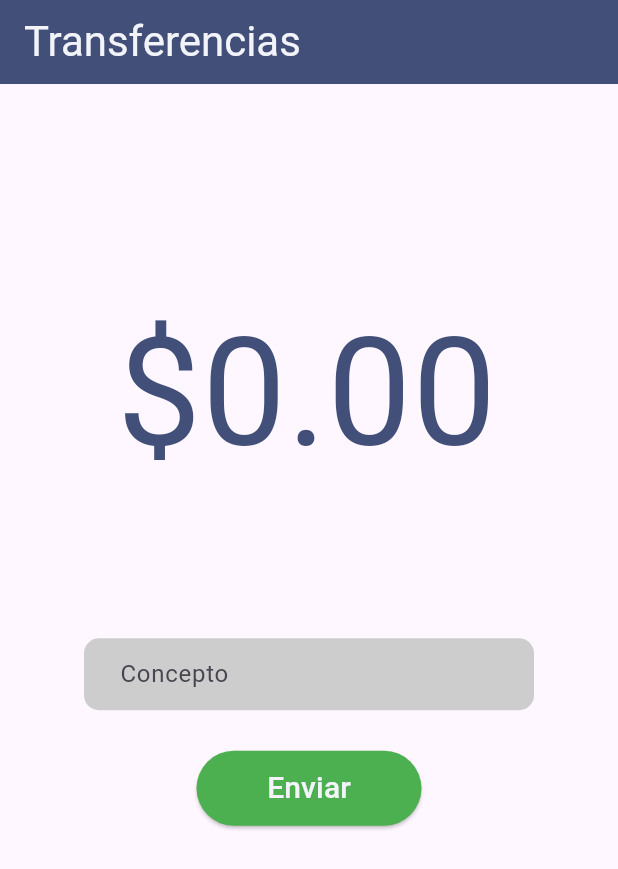
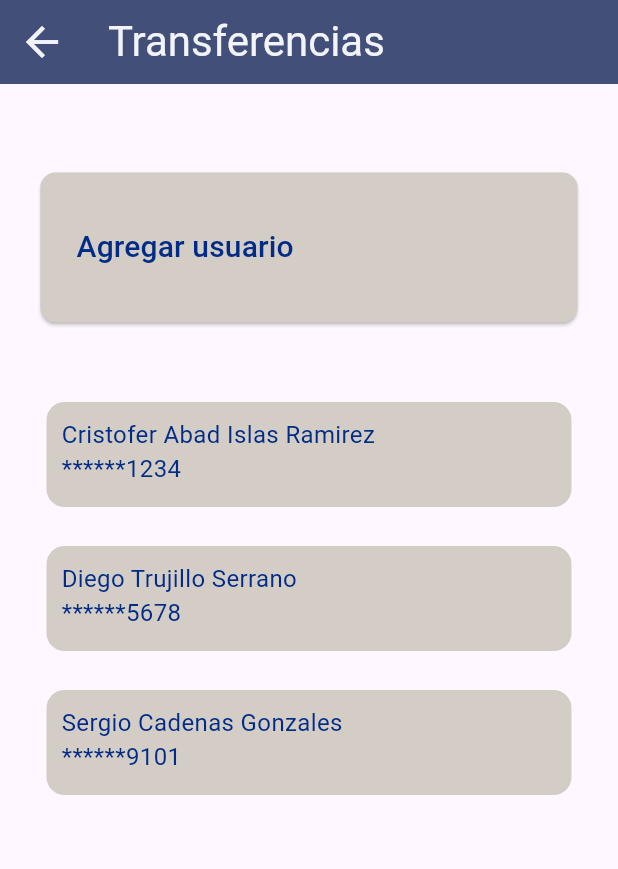
Before and after one commit to BrandonLopezDiaz/safesuit_bank-1, a Flutter app: the HomeView screen opened directly, in the side drawer, after a tap on "Transferencias", on a phone screen of 412 x 824 dp. Shown: the top 869 px of the screen. Run offline on Flutter 3.47's test engine with Material 3 defaults, Android fonts, the phone set to English and light mode, and no system bars; our stand-ins replace local_auth.

Commit message:
ventanas trasnferencia/ falta agregar

```diff
--- /dev/null
+++ b/lib/core/presentation/screers/TransSelecionUser.dart
@@ -0,0 +1,160 @@
+import 'package:flutter/material.dart';
+import 'package:safesuit_bank/core/presentation/screers/home.dart';
+import 'package:safesuit_bank/core/presentation/screers/TransMonto.dart';
+
+class TransUser extends StatelessWidget {
+  const TransUser({super.key});
+
+  @override
+  Widget build(BuildContext context) {
+    return MaterialApp(
+      title: 'Transferencias',
+      theme: ThemeData(
+        primarySwatch: Colors.blue,
+        visualDensity: VisualDensity.adaptivePlatformDensity,
+      ),
+      home: const TransferenciasPage(),
+    );
+  }
+}
+
+class TransferenciasPage extends StatefulWidget {
+  const TransferenciasPage({super.key});
+
+  @override
+  // ignore: library_private_types_in_public_api
+  _TransferenciasPageState createState() => _TransferenciasPageState();
+}
+
+class _TransferenciasPageState extends State<TransferenciasPage> {
+  TextEditingController cantidadController = TextEditingController(text: '\$0.00');
+  String usuarioSeleccionado = ''; // Variable para almacenar el nombre del usuario seleccionado
+  int numSecciones = 3; // Definición de la variable numSecciones
+
+  @override
+  Widget build(BuildContext context) {
+    return Scaffold(
+      appBar: AppBar(
+        title: const Text(
+          'Transferencias',
+          textAlign: TextAlign.center,
+          style: TextStyle(
+            fontSize: 28,
+            color: Color.fromARGB(255, 242, 244, 250)
+          ),
+        ),
+        backgroundColor: const Color.fromARGB(255, 66, 79, 120),
+        leading: GestureDetector(
+          onTap: (){
+            Navigator.push(context, MaterialPageRoute(builder: (context) => HomeView()));
+          },
+          child: const Icon(
+            Icons.arrow_back,
+            color: Color.fromARGB(255, 242, 244, 250),
+            size: 32,
+          ),
+        ),
+      ),
+      body: Center(
+
+        child: Column(
+          mainAxisAlignment: MainAxisAlignment.start,
+          crossAxisAlignment: CrossAxisAlignment.center,
+          children: <Widget>[
+            const SizedBox(height: 59.0),
+            ElevatedButton(
+
+            onPressed: () {
+              // Lógica para agregar un nuevo usuario si es necesario
+            },
+            style: ElevatedButton.styleFrom(
+              foregroundColor: const Color.fromARGB(255, 0, 43, 135),
+              backgroundColor: const Color.fromARGB(255, 212, 205, 197),
+              minimumSize: const Size(358, 100),
+              shape: RoundedRectangleBorder(
+                borderRadius: BorderRadius.circular(10.0),
+              ),
+              alignment: Alignment.centerLeft, // Alinea el texto a la izquierda
+            ),
+            child: Text(
+              'Agregar usuario',
+              style: TextStyle(fontSize: 20),
+            ),
+          ),
+
+          const SizedBox(height: 50.0),
+
+
+            Column(
+              mainAxisAlignment: MainAxisAlignment.start,
+              crossAxisAlignment: CrossAxisAlignment.start,
+              children: List.generate(
+                numSecciones,
+                (index) {
+                  List<Map<String, dynamic>> datos = [
+                    {"nombre": "Cristofer Abad Islas Ramirez", "numero": "******1234"},
+                    {"nombre": "Diego Trujillo Serrano", "numero": "******5678"},
+                    {"nombre": "Sergio Cadenas Gonzales", "numero": "******9101"},
+                  ];
+
+                  return Column(
+                    children: [
+                      GestureDetector(
+                        onTap: () {
+                          setState(() {
+                            usuarioSeleccionado = datos[index]["nombre"]; // Guarda el nombre del usuario seleccionado
+                          });
+                          // Navega a la siguiente ventana sin mostrar el usuario seleccionado en la pantalla actual
+                          Navigator.push(context, MaterialPageRoute(builder: (context) => TransMont()));
+                        },
+                        child: Container(
+                          width: 350,
+                          height: 70,
+                          decoration: BoxDecoration(
+                            color: Color.fromARGB(255, 212, 205, 197),
+                            borderRadius: BorderRadius.circular(12.0),
+                          ),
+                          margin: const EdgeInsets.all(3),
+                          child: Padding(
+                            padding: const EdgeInsets.all(10.0),
+                            child: Text(
+                              '${datos[index]["nombre"]}\n${datos[index]["numero"]}',
+                              textAlign: TextAlign.left,
+                              maxLines: 2,
+                              overflow: TextOverflow.ellipsis,
+                              style: const TextStyle(fontSize: 16, color: Color.fromARGB(255, 0, 43, 135)),
+                            ),
+                          ),
+                        ),
+                      ),
+                      SizedBox(height: 20), // Separación entre cada cuadro
+                    ],
+                  );
+                },
+              ),
+            ),
+            const SizedBox(height: 25.0),
+          ],
+        ),
+      ),
+    );
+  }
+}
+
+class TransName extends StatelessWidget {
+  final String usuarioSeleccionado;
+
+  const TransName({Key? key, required this.usuarioSeleccionado}) : super(key: key);
+
+  @override
+  Widget build(BuildContext context) {
+    return Scaffold(
+      appBar: AppBar(
+        title: Text('TransName'),
+      ),
+      body: Center(
+        child: Text('Usuario seleccionado: $usuarioSeleccionado'),
+      ),
+    );
+  }
+}
--- a/lib/core/presentation/screers/home.dart
+++ b/lib/core/presentation/screers/home.dart
@@ -1,11 +1,11 @@
 import 'package:flutter/material.dart';
 import 'package:flutter/widgets.dart';
+import 'package:safesuit_bank/core/presentation/screers/TransSelecionUser.dart';
 import 'package:safesuit_bank/core/presentation/screers/movimientos.dart';
 import 'package:safesuit_bank/core/presentation/screers/serviceCFE.dart';
 import 'package:safesuit_bank/core/presentation/screers/serviceAgua.dart';
 import 'package:safesuit_bank/core/presentation/screers/serviceTelcel.dart';
 import 'package:safesuit_bank/core/presentation/screers/PaymentQR.dart';
-import 'package:safesuit_bank/core/presentation/screers/transfer.dart';
 import 'package:safesuit_bank/main.dart';
 
 class HomeView extends StatelessWidget {
@@ -35,7 +35,7 @@ class HomeView extends StatelessWidget {
             title: const Text('Transferencias'),
             onTap: () {
               Navigator.push(
-                  context, MaterialPageRoute(builder: (context) => Trans()));
+                  context, MaterialPageRoute(builder: (context) => TransUser()));
             }),
         ListTile(
           leading: const Icon(Icons.arrow_back),
@@ -102,7 +102,7 @@ class HomeView extends StatelessWidget {
                     shape: RoundedRectangleBorder(
                       borderRadius: BorderRadius.circular(10),
                     ),
-                    padding: EdgeInsets.symmetric(horizontal: 30, vertical: 11),
+                    padding: EdgeInsets.symmetric(horizontal: 30, vertical: 21),
                   ),
                 ),
                 Container(
--- a/lib/core/presentation/screers/transfer.dart
+++ /dev/null
@@ -1,131 +0,0 @@
-import 'package:flutter/material.dart';
-import 'package:flutter_local_notifications/flutter_local_notifications.dart';
-
-//Inicializo mi varible global de notificaciones
-FlutterLocalNotificationsPlugin flutterLocalNotificationsPlugin =
-    FlutterLocalNotificationsPlugin();
-
-void initializeNotifications() async {
-  const AndroidInitializationSettings initializationSettingsAndroid =
-      AndroidInitializationSettings('launch_background');
-  final InitializationSettings initializationSettings =
-      InitializationSettings(android: initializationSettingsAndroid);
-  await flutterLocalNotificationsPlugin.initialize(initializationSettings);
-}
-
-Future<void> _showNotification() async {
-  flutterLocalNotificationsPlugin
-      .resolvePlatformSpecificImplementation<
-          AndroidFlutterLocalNotificationsPlugin>()
-      ?.requestNotificationsPermission();
-
-  const AndroidNotificationDetails androidPlatformChannelSpecifics =
-      AndroidNotificationDetails('1', 'SafesuitBank',
-          importance: Importance.max, priority: Priority.high);
-
-  const NotificationDetails platformChannelSpecifics =
-      NotificationDetails(android: androidPlatformChannelSpecifics);
-
-  await flutterLocalNotificationsPlugin.show(
-    0,
-    'Transferencia',
-    'Haz hecho una transferencia',
-    platformChannelSpecifics,
-    payload: 'payload',
-  );
-}
-
-class Trans extends StatelessWidget {
-  @override
-  Widget build(BuildContext context) {
-    return MaterialApp(
-      title: 'Transferencias',
-      theme: ThemeData(
-        primarySwatch: Colors.blue,
-        visualDensity: VisualDensity.adaptivePlatformDensity,
-      ),
-      home: TransferenciasPage(),
-    );
-  }
-}
-
-class TransferenciasPage extends StatefulWidget {
-  @override
-  _TransferenciasPageState createState() => _TransferenciasPageState();
-}
-
-class _TransferenciasPageState extends State<TransferenciasPage> {
-  TextEditingController cantidadController =
-      TextEditingController(text: '\$0.00');
-
-  @override
-  Widget build(BuildContext context) {
-    return Scaffold(
-      appBar: AppBar(
-        title: const Text(
-          'Transferencias',
-          textAlign: TextAlign.center,
-          style: TextStyle(
-              fontSize: 28, color: Color.fromARGB(255, 242, 244, 250)),
-        ),
-        backgroundColor: Color.fromARGB(255, 66, 79, 120),
-      ),
-      //backgroundColor: Color.fromARGB(255, 56, 99, 228),
-      body: Center(
-        child: Column(
-          mainAxisAlignment: MainAxisAlignment.center,
-          crossAxisAlignment: CrossAxisAlignment.center,
-          children: <Widget>[
-            TextField(
-              controller: cantidadController,
-              textAlign: TextAlign.center,
-              keyboardType:
-                  const TextInputType.numberWithOptions(decimal: true),
-              decoration: const InputDecoration(
-                border: InputBorder.none,
-              ),
-              style: const TextStyle(
-                  fontSize: 100.0, color: Color.fromARGB(255, 66, 79, 120)),
-            ),
-            SizedBox(height: 80.0),
-            SizedBox(
-              width: 300,
-              height: 50,
-              child: TextField(
-                decoration: InputDecoration(
-                  filled: true,
-                  fillColor: Color.fromARGB(255, 205, 205, 205),
-                  hintText: 'Concepto',
-                  border: OutlineInputBorder(
-                      borderRadius: BorderRadius.circular(10),
-                      borderSide: BorderSide.none),
-                  //border: InputBorder.none, // Quita el borde del TextField
-                  contentPadding: EdgeInsets.symmetric(horizontal: 20.0),
-                ),
-              ),
-            ),
-            SizedBox(height: 25.0),
-            ElevatedButton(
-              onPressed: () {
-                // Aquí puedes añadir la lógica para enviar la transferencia
-                // Puedes acceder al texto del TextField usando su controlador
-                String cantidad = cantidadController.text;
-                print('Cantidad ingresada: $cantidad');
-                _showNotification();
-              },
-              style: ElevatedButton.styleFrom(
-                  foregroundColor: Color.fromARGB(255, 242, 244, 250),
-                  backgroundColor: Colors.green,
-                  minimumSize: Size(150, 50)),
-              child: Text(
-                'Enviar',
-                style: TextStyle(fontSize: 20),
-              ),
-            ),
-            SizedBox(height: 150.0),
-          ],
-        ),
-      ),
-    );
-  }
-}
--- a/lib/main.dart
+++ b/lib/main.dart
@@ -1,13 +1,12 @@
 import 'package:flutter/material.dart';
 import 'package:local_auth/local_auth.dart';
 import 'package:safesuit_bank/core/presentation/screers/home.dart';
-import 'package:safesuit_bank/core/presentation/screers/transfer.dart';
 
 
 
 void main() {
   WidgetsFlutterBinding.ensureInitialized();
-  initializeNotifications();
+  //initializeNotifications();
   runApp(const MyApp());
 }
 
```
Also changed, not shown: lib/core/presentation/screers/DatosTrans.dart (added, +203 -0 lines), lib/core/presentation/screers/TransMonto.dart (added, +112 -0 lines).
